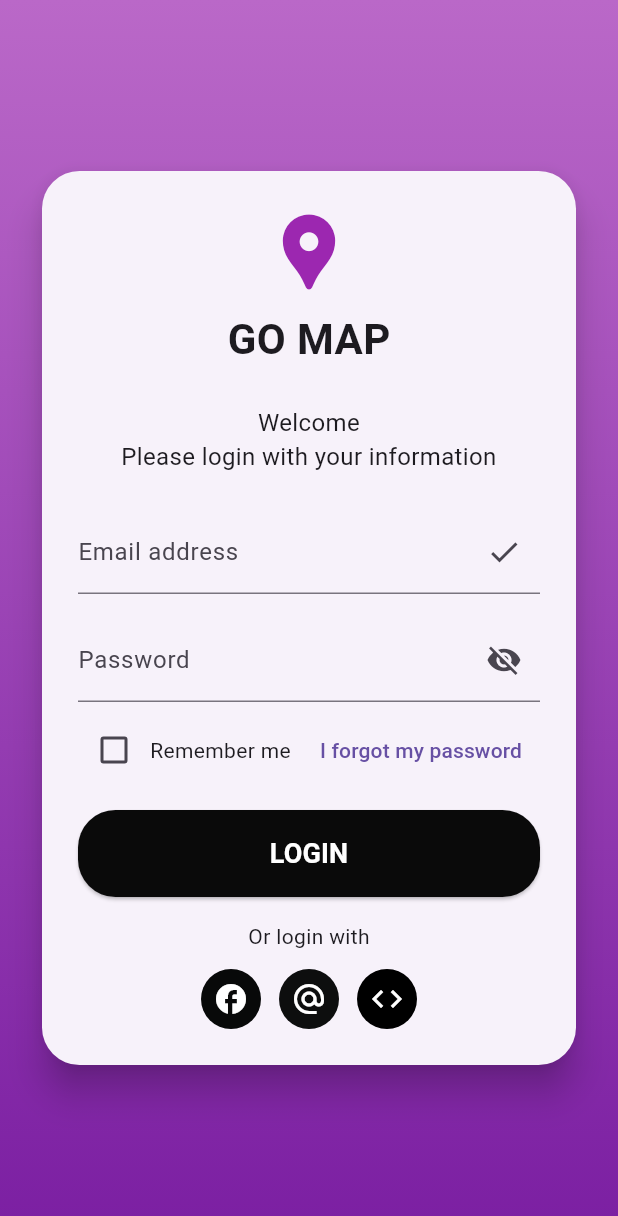
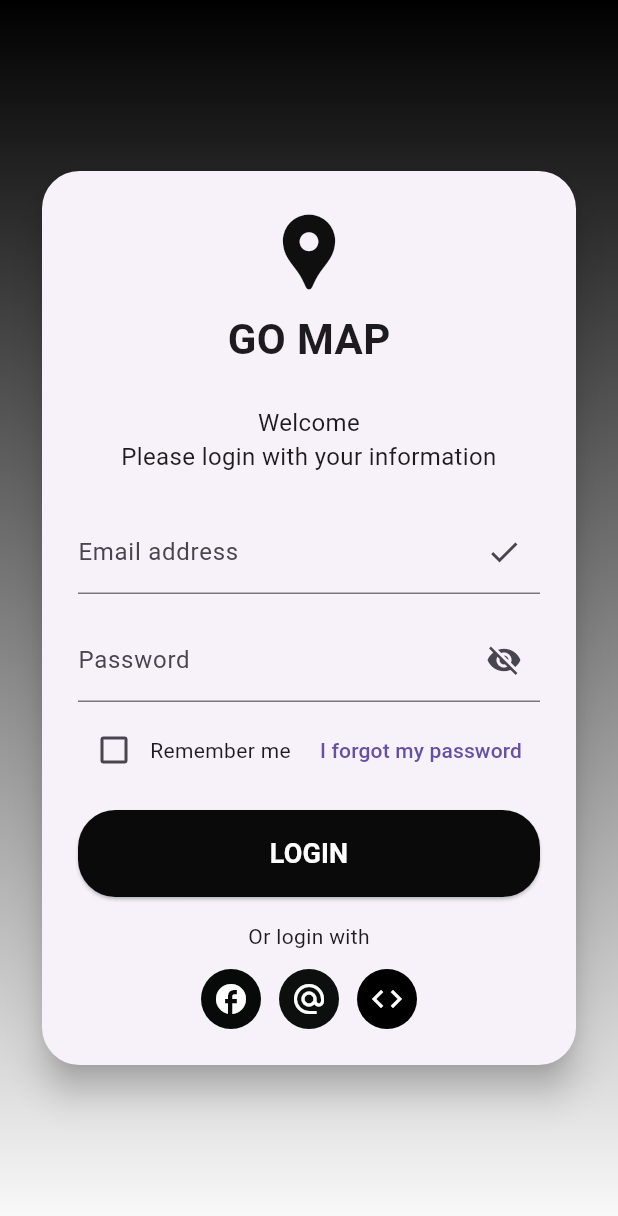
Before and after one commit to Ameri50/multiplataforma, a Flutter app: the screen it shows after launch, on a phone screen of 412 x 824 dp. Shown: the top 1216 px of the screen. Run offline on Flutter 3.47's test engine with Material 3 defaults, Android fonts, the phone set to English and light mode, and no system bars.

Commit message:
diseño terminado

```diff
--- a/lib/main.dart
+++ b/lib/main.dart
@@ -44,7 +44,7 @@ class _LoginPageState extends State<LoginPage> {
           gradient: LinearGradient(
             colors: isDark
                 ? [Colors.black87, Colors.black]
-                : [Colors.purple.shade300, Colors.purple.shade700],
+                : [const Color.fromARGB(255, 0, 0, 0), const Color.fromARGB(255, 253, 252, 252)],
             begin: Alignment.topCenter,
             end: Alignment.bottomCenter,
           ),
@@ -62,7 +62,7 @@ class _LoginPageState extends State<LoginPage> {
                   mainAxisSize: MainAxisSize.min,
                   children: [
                     const Icon(Icons.location_pin,
-                        size: 60, color: Colors.purple),
+                        size: 60, color: Color.fromARGB(255, 16, 15, 16)),
                     const SizedBox(height: 8),
                     const Text('GO MAP',
                         style: TextStyle(
```
